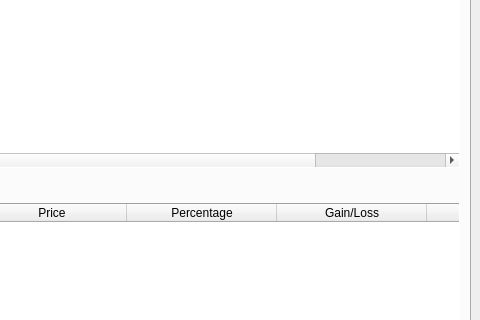
Qt form UI/algobot.ui (ZENALC/algobot) before a commit; both pictures show x 520 to 1000 and y 227 to 547 of the 1000 by 798 pixel window.
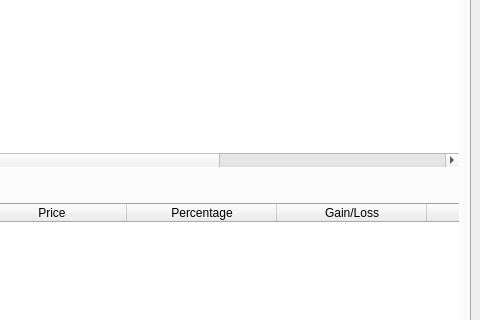
The same form after that commit. The open tabs and pages were chosen to show the change. Icons and pictures are not drawn. Custom widgets are drawn as their Qt base class.

Diff of the .ui file:
```diff
--- a/UI/algobot.ui
+++ b/UI/algobot.ui
@@ -1015,6 +1015,11 @@
             <string>Method</string>
            </property>
           </column>
+          <column>
+           <property name="text">
+            <string>Action</string>
+           </property>
+          </column>
          </widget>
         </item>
         <item row="2" column="0">
```
Left out of the diff: 2 changed lines with no effect on the pictures.
